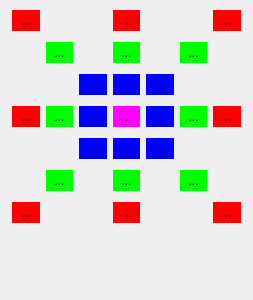
This is gencalibxml.ui in JairoSalazarV/QtHypCam as Qt 5 draws it before an edit. The edited form follows.
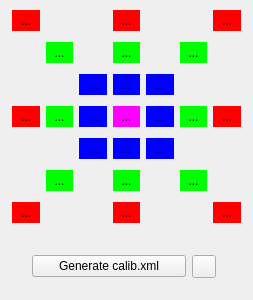
This is the edited form. Icons and pictures are not drawn.

Patch:
```diff
--- a/gencalibxml.ui
+++ b/gencalibxml.ui
@@ -513,6 +513,40 @@
     <string>...</string>
    </property>
   </widget>
+  <widget class="QWidget" name="">
+   <property name="geometry">
+    <rect>
+     <x>32</x>
+     <y>250</y>
+     <width>184</width>
+     <height>34</height>
+    </rect>
+   </property>
+   <layout class="QGridLayout" name="gridLayout">
+    <item row="0" column="0">
+     <widget class="QPushButton" name="pbGenCal">
+      <property name="text">
+       <string>Generate calib.xml</string>
+      </property>
+     </widget>
+    </item>
+    <item row="0" column="1">
+     <widget class="QToolButton" name="pbFiles">
+      <property name="toolTip">
+       <string>&lt;html&gt;&lt;head/&gt;&lt;body&gt;&lt;p&gt;Open in files&lt;/p&gt;&lt;/body&gt;&lt;/html&gt;</string>
+      </property>
+      <property name="text">
+       <string/>
+      </property>
+      <property name="icon">
+       <iconset>
+        <normalon>:/new/icons/imagenInte/folder-icon.png</normalon>
+       </iconset>
+      </property>
+     </widget>
+    </item>
+   </layout>
+  </widget>
  </widget>
  <resources/>
  <connections/>
```
